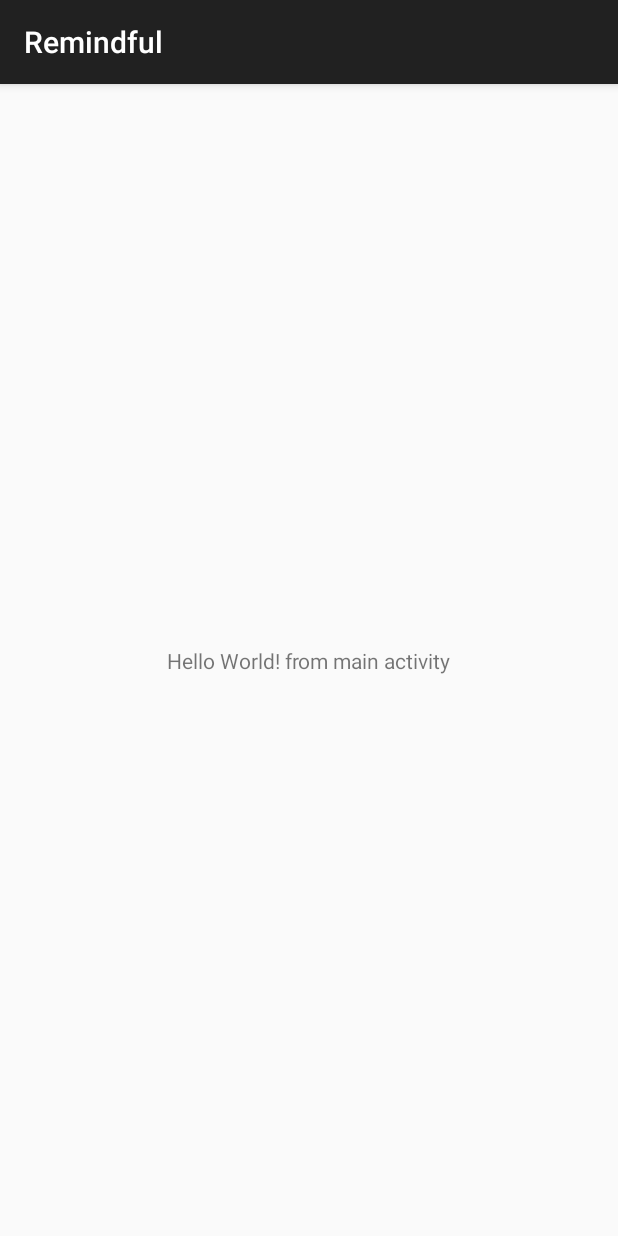
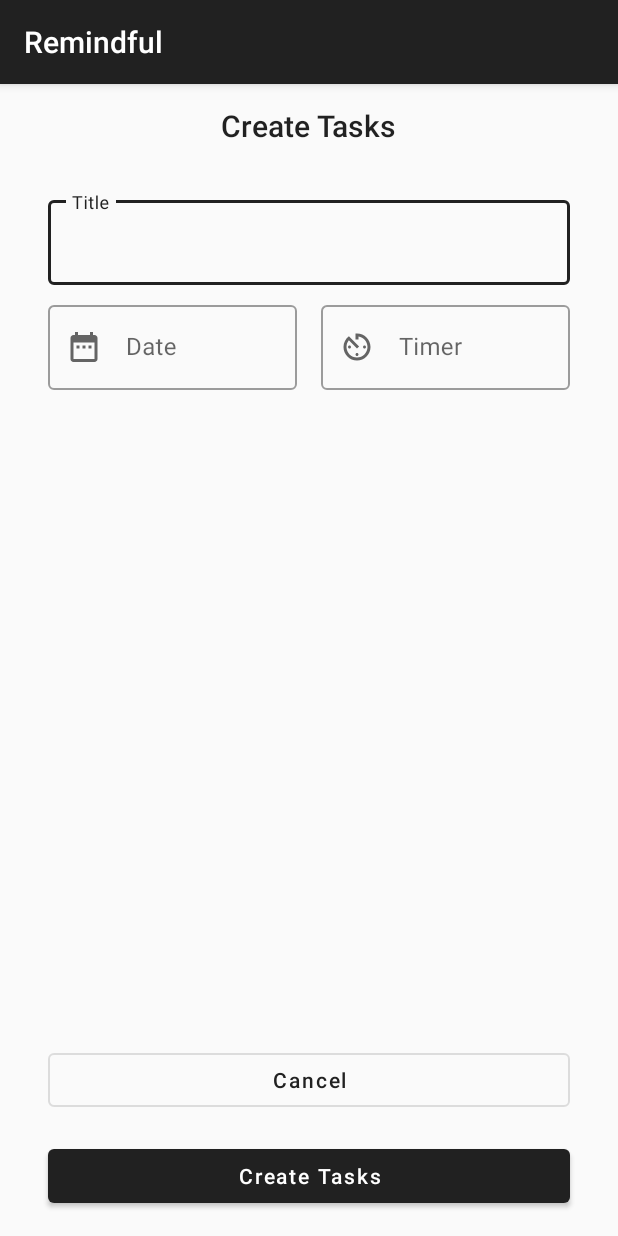
Before and after one commit to DucTato/Remindful, an Android app: the screen it shows after launch (MainActivity), on a phone screen of 412 x 824 dp. Run offline under Robolectric (Android 15) with nearby library versions, the phone set to English and light mode, and no system bars.

Commit message:
Add Task Fragment(sort of)

```diff
--- /dev/null
+++ b/app/src/main/java/com/example/remindful/view/AddTaskFragment.kt
@@ -0,0 +1,36 @@
+package com.example.remindful.view
+
+import androidx.lifecycle.ViewModelProvider
+import android.os.Bundle
+import androidx.fragment.app.Fragment
+import android.view.LayoutInflater
+import android.view.View
+import android.view.ViewGroup
+import com.example.remindful.R
+import com.example.remindful.viewmodel.AddTaskViewModel
+
+class AddTaskFragment : Fragment() {
+    companion object {
+        fun newInstance() = AddTaskFragment()
+    }
+
+    private lateinit var viewModel: AddTaskViewModel
+
+    override fun onCreate(savedInstanceState: Bundle?) {
+        super.onCreate(savedInstanceState)
+        setHasOptionsMenu(true)
+    }
+    override fun onCreateView(
+        inflater: LayoutInflater, container: ViewGroup?,
+        savedInstanceState: Bundle?
+    ): View? {
+        return inflater.inflate(R.layout.fragment_add_task, container, false)
+    }
+
+    override fun onActivityCreated(savedInstanceState: Bundle?) {
+        super.onActivityCreated(savedInstanceState)
+        viewModel = ViewModelProvider(this).get(AddTaskViewModel::class.java)
+        // TODO: Use the ViewModel
+    }
+
+}
--- a/app/src/main/java/com/example/remindful/view/MainActivity.kt
+++ b/app/src/main/java/com/example/remindful/view/MainActivity.kt
@@ -3,11 +3,12 @@ package com.example.remindful.view
 import androidx.appcompat.app.AppCompatActivity
 import android.os.Bundle
 import com.example.remindful.databinding.ActivityMainBinding
+import com.example.remindful.databinding.FragmentAddTaskBinding
 
 class MainActivity : AppCompatActivity() {
     override fun onCreate(savedInstanceState: Bundle?) {
         super.onCreate(savedInstanceState)
-        val binding = ActivityMainBinding.inflate(layoutInflater)
+        val binding = FragmentAddTaskBinding.inflate(layoutInflater)
         setContentView(binding.root)
     }
 }
--- /dev/null
+++ b/app/src/main/java/com/example/remindful/viewmodel/AddTaskViewModel.kt
@@ -0,0 +1,7 @@
+package com.example.remindful.viewmodel
+
+import androidx.lifecycle.ViewModel
+
+class AddTaskViewModel : ViewModel() {
+    // TODO: Implement the ViewModel
+}
--- /dev/null
+++ b/app/src/main/res/layout/fragment_add_task.xml
@@ -0,0 +1,115 @@
+<?xml version="1.0" encoding="utf-8"?>
+<androidx.constraintlayout.widget.ConstraintLayout xmlns:android="http://schemas.android.com/apk/res/android"
+    xmlns:app="http://schemas.android.com/apk/res-auto"
+    xmlns:tools="http://schemas.android.com/tools"
+    android:layout_width="match_parent"
+    android:layout_height="match_parent">
+
+    <com.google.android.material.appbar.MaterialToolbar
+        android:id="@+id/toolbar"
+        android:layout_width="match_parent"
+        android:layout_height="wrap_content"
+        app:titleCentered="true"
+        app:layout_constraintTop_toTopOf="parent"
+
+        app:title="@string/create_tasks" />
+
+    <androidx.constraintlayout.widget.Guideline
+        android:id="@+id/guid_start"
+        android:layout_width="wrap_content"
+        android:layout_height="wrap_content"
+        android:orientation="vertical"
+        app:layout_constraintGuide_begin="32dp" />
+
+    <androidx.constraintlayout.widget.Guideline
+        android:id="@+id/guid_end"
+        android:layout_width="wrap_content"
+        android:layout_height="wrap_content"
+        android:orientation="vertical"
+        app:layout_constraintGuide_end="32dp" />
+
+    <com.google.android.material.textfield.TextInputLayout
+        android:id="@+id/til_title"
+        style="@style/Widget.MaterialComponents.TextInputLayout.OutlinedBox"
+        android:layout_width="0dp"
+        android:layout_height="wrap_content"
+        android:layout_marginTop="16dp"
+        android:hint="@string/title"
+        app:layout_constraintEnd_toEndOf="@+id/guid_end"
+        app:layout_constraintStart_toStartOf="@+id/guid_start"
+        app:layout_constraintTop_toBottomOf="@+id/toolbar">
+
+        <com.google.android.material.textfield.TextInputEditText
+            android:layout_width="match_parent"
+            android:layout_height="wrap_content"
+            android:inputType="text" />
+
+    </com.google.android.material.textfield.TextInputLayout>
+
+    <com.google.android.material.textfield.TextInputLayout
+        android:id="@+id/til_date"
+        style="@style/Widget.MaterialComponents.TextInputLayout.OutlinedBox"
+        android:layout_width="0dp"
+        android:layout_height="wrap_content"
+        android:layout_marginTop="8dp"
+        android:layout_marginEnd="16dp"
+        android:hint="@string/data"
+        app:layout_constraintEnd_toStartOf="@id/til_timer"
+        app:layout_constraintStart_toStartOf="@id/guid_start"
+        app:layout_constraintTop_toBottomOf="@id/til_title"
+        app:startIconDrawable="@drawable/ic_date">
+
+        <com.google.android.material.textfield.TextInputEditText
+            android:layout_width="match_parent"
+            android:layout_height="wrap_content"
+            android:focusable="false"
+            android:inputType="none"
+            tools:ignore="TextContrastCheck" />
+
+    </com.google.android.material.textfield.TextInputLayout>
+
+    <com.google.android.material.textfield.TextInputLayout
+        android:id="@+id/til_timer"
+        style="@style/Widget.MaterialComponents.TextInputLayout.OutlinedBox"
+        android:layout_width="0dp"
+        android:layout_height="wrap_content"
+        android:layout_marginTop="8dp"
+        android:hint="@string/timer"
+        app:layout_constraintEnd_toEndOf="@id/guid_end"
+        app:layout_constraintStart_toEndOf="@id/til_date"
+        app:layout_constraintTop_toBottomOf="@id/til_title"
+        app:startIconDrawable="@drawable/ic_timer">
+
+        <com.google.android.material.textfield.TextInputEditText
+            android:layout_width="match_parent"
+            android:layout_height="wrap_content"
+            android:focusable="false"
+            android:inputType="none" />
+
+    </com.google.android.material.textfield.TextInputLayout>
+
+    <com.google.android.material.button.MaterialButton
+        android:id="@+id/button_cancel"
+        style="@style/Widget.MaterialComponents.Button.OutlinedButton"
+        android:layout_width="0dp"
+        android:layout_height="wrap_content"
+        android:layout_marginBottom="16dp"
+        android:text="@string/cancel"
+        android:textAllCaps="false"
+        app:layout_constraintBottom_toBottomOf="parent"
+        app:layout_constraintBottom_toTopOf="@+id/button_new_task"
+        app:layout_constraintEnd_toEndOf="@+id/guid_end"
+        app:layout_constraintStart_toStartOf="@+id/guid_start" />
+
+    <com.google.android.material.button.MaterialButton
+        android:id="@+id/button_new_task"
+        style="@style/Widget.MaterialComponents.Button"
+        android:layout_width="0dp"
+        android:layout_height="wrap_content"
+        android:layout_marginBottom="16dp"
+        android:text="@string/create_tasks"
+        android:textAllCaps="false"
+        app:layout_constraintBottom_toBottomOf="parent"
+        app:layout_constraintEnd_toEndOf="@+id/guid_end"
+        app:layout_constraintStart_toStartOf="@+id/guid_start" />
+</androidx.constraintlayout.widget.ConstraintLayout>
--- a/app/src/main/res/values/strings.xml
+++ b/app/src/main/res/values/strings.xml
@@ -5,4 +5,9 @@
     <string name="delete_task_button">Delete</string>
     <string name="label">Tasks</string>
     <string name="empty_task_message">No task for today :></string>
+    <string name="cancel">Cancel</string>
+    <string name="create_tasks">Create Tasks</string>
+    <string name="timer">Timer</string>
+    <string name="title">Title</string>
+    <string name="data">Date</string>
 </resources>
```
